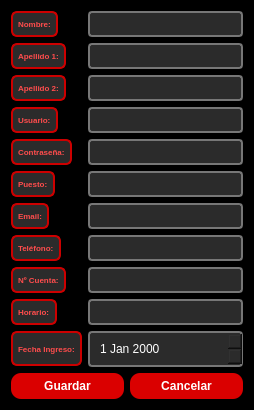
Old version of the form src/vista/ui/ModificarAdm.ui in the repository OscaarMG/campasgym.
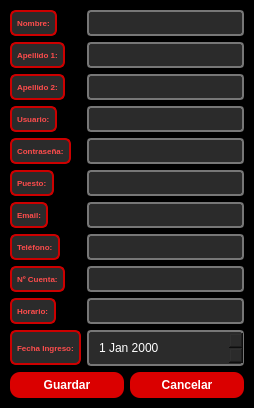
New version of the form.

What changed in the file:
```diff
--- a/src/vista/ui/ModificarAdm.ui
+++ b/src/vista/ui/ModificarAdm.ui
@@ -13,8 +13,31 @@
   <property name="windowTitle">
    <string>Modificar / Registrar Administrativo</string>
   </property>
+  <layout class="QVBoxLayout" name="mainLayout">
+   <property name="leftMargin">
+    <number>0</number>
+   </property>
+   <property name="topMargin">
+    <number>0</number>
+   </property>
+   <property name="rightMargin">
+    <number>0</number>
+   </property>
+   <property name="bottomMargin">
+    <number>0</number>
+   </property>
+   <item>
+    <widget class="QFrame" name="backgroundFrame">
   <property name="styleSheet">
-   <string notr="true">background-color:#000000</string>
+      <string notr="true">QFrame#backgroundFrame {
+	background-color:#000000
+}</string>
+     </property>
+     <property name="frameShape">
+      <enum>QFrame::StyledPanel</enum>
+     </property>
+     <property name="frameShadow">
+      <enum>QFrame::Raised</enum>
   </property>
   <layout class="QVBoxLayout" name="verticalLayout">
    <item>
@@ -451,6 +474,9 @@
       </widget>
      </item>
     </layout>
+      </item>
+     </layout>
+    </widget>
    </item>
   </layout>
  </widget>
```
Left out of the diff: 110 changed lines with no effect on the pictures. Lines whose indentation alone changed are shown as unchanged.
